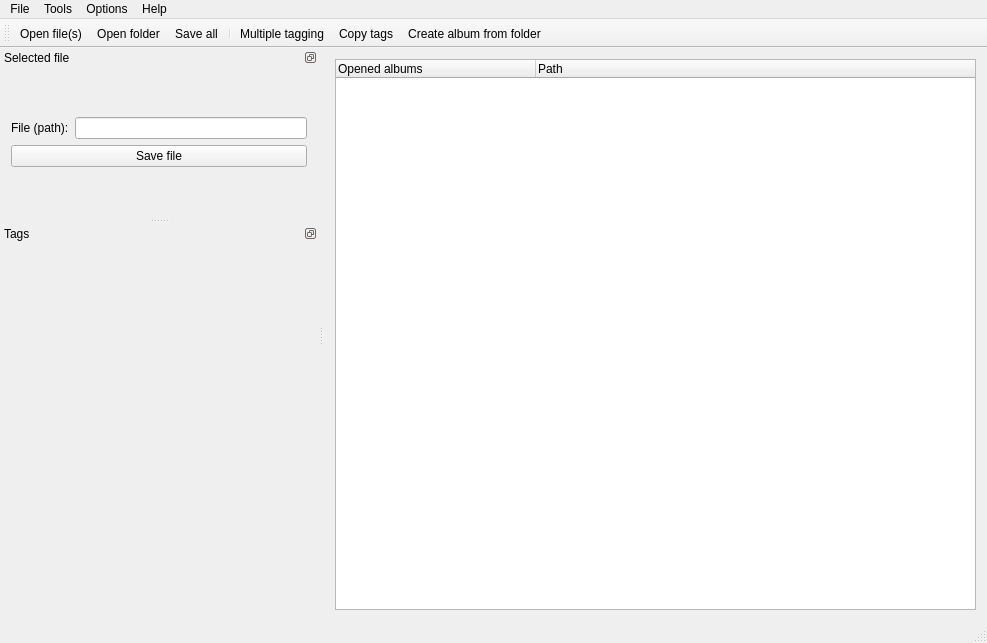
amethystant/Qtag, file mainwindow.ui: the form before one commit.
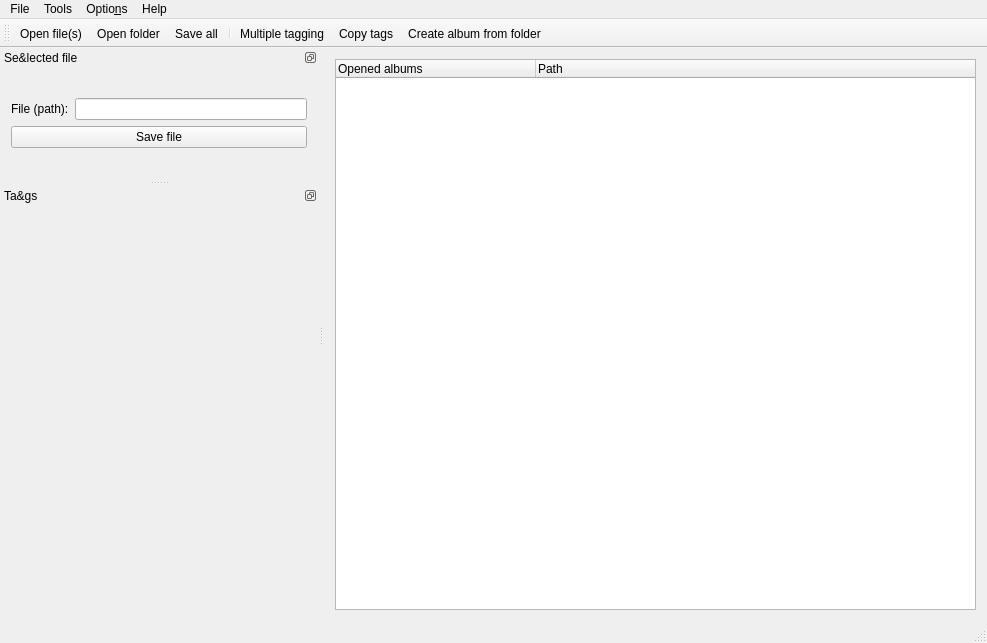
The form after the commit. Icons and pictures are not drawn.

Patch:
```diff
--- a/mainwindow.ui
+++ b/mainwindow.ui
@@ -52,7 +52,7 @@
      <x>0</x>
      <y>0</y>
      <width>987</width>
-     <height>23</height>
+     <height>29</height>
     </rect>
    </property>
    <widget class="QMenu" name="menuOpenMusicTagge">
@@ -87,7 +87,7 @@
    </widget>
    <widget class="QMenu" name="menuOptions">
     <property name="title">
-     <string>Options</string>
+     <string>Optio&amp;ns</string>
     </property>
     <addaction name="actionSettings"/>
    </widget>
@@ -124,8 +124,8 @@
    </property>
    <property name="minimumSize">
     <size>
-     <width>299</width>
-     <height>128</height>
+     <width>0</width>
+     <height>0</height>
     </size>
    </property>
    <property name="baseSize">
@@ -141,7 +141,7 @@
     <set>Qt::LeftDockWidgetArea|Qt::RightDockWidgetArea</set>
    </property>
    <property name="windowTitle">
-    <string>Selected file</string>
+    <string>Se&amp;lected file</string>
    </property>
    <attribute name="dockWidgetArea">
     <number>1</number>
@@ -192,7 +192,7 @@
     <set>Qt::LeftDockWidgetArea|Qt::RightDockWidgetArea</set>
    </property>
    <property name="windowTitle">
-    <string>Tags</string>
+    <string>Ta&amp;gs</string>
    </property>
    <attribute name="dockWidgetArea">
     <number>1</number>
```
Left out of the diff: 30 changed lines with no effect on the pictures.
